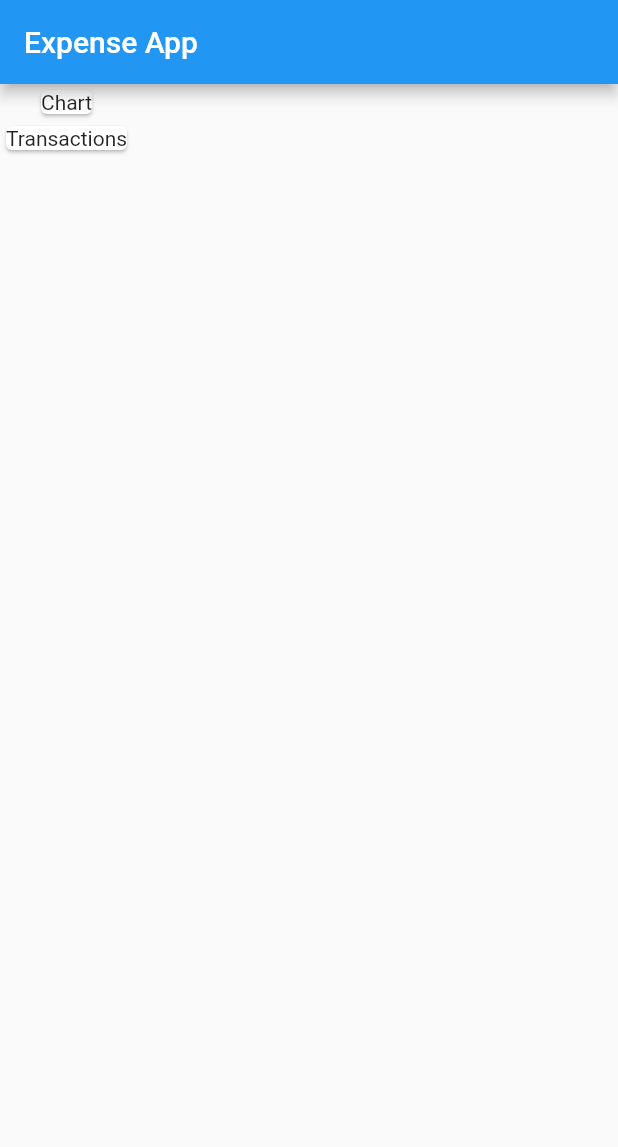
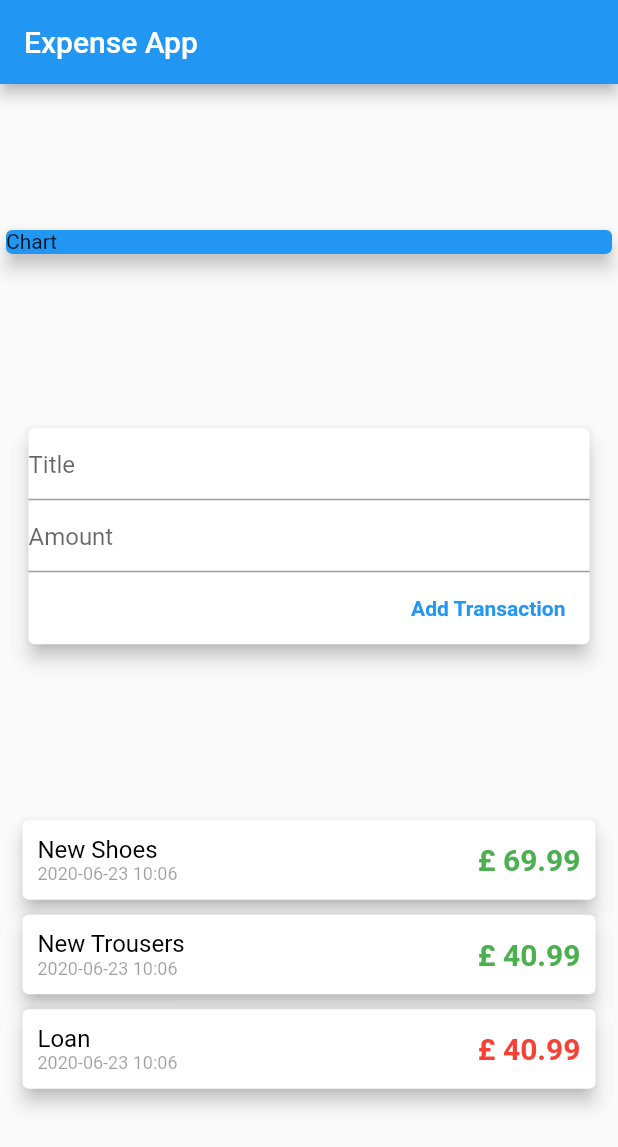
Before and after one commit to janshair/expense_tracker, a Flutter app: the screen it shows after launch, on a phone screen of 412 x 824 dp. Shown: the top 1147 px of the screen. Run offline on Flutter 3.47's test engine with Material 2 defaults, Android fonts, the phone set to English and light mode, and no system bars.

Commit message:
Transaction views

```diff
--- a/lib/main.dart
+++ b/lib/main.dart
@@ -1,3 +1,6 @@
+
+import 'package:expensetracker/widgets/transaction_add.dart';
+import 'package:expensetracker/widgets/transaction_item.dart';
 import 'package:flutter/material.dart';
 
 void main() {
@@ -16,6 +19,7 @@ class MyApp extends StatelessWidget {
 }
 
 class MyHomePage extends StatelessWidget {
+
   @override
   Widget build(BuildContext context) {
     return Scaffold(
@@ -23,14 +27,18 @@ class MyHomePage extends StatelessWidget {
         title: Text('Expense App'),
       ),
       body: Column(
+        mainAxisAlignment: MainAxisAlignment.spaceEvenly,
+        crossAxisAlignment: CrossAxisAlignment.stretch,
         children: <Widget>[
-          Card(child:
-            Text('Chart'),
+          Container(
+            child: Card(
+              color: Colors.blue,
+              child: Text('Chart'),
+              elevation: 5,
+            ),
           ),
-
-          Card(child:
-            Text('Transactions'),
-          ),
+          AddTransaction(),
+          TransactionView(),
         ],
       ),
     );
--- /dev/null
+++ b/lib/model/transaction.dart
@@ -0,0 +1,17 @@
+
+import 'package:flutter/cupertino.dart';
+
+class Transaction {
+  final String id;
+  final String title;
+  final double amount;
+  final DateTime time;
+
+  Transaction({
+    @required this.id,
+    @required this.title,
+    @required this.amount,
+    @required this.time});
+
+
+}
--- /dev/null
+++ b/lib/widgets/transaction_add.dart
@@ -0,0 +1,58 @@
+import 'package:flutter/material.dart';
+import 'package:flutter/services.dart';
+
+class AddTransaction extends StatelessWidget {
+
+
+  final TextEditingController titleController = TextEditingController();
+  final TextEditingController amountController = TextEditingController();
+
+  void _onPressedAddTransaction() {
+    print(titleController.text);
+    print(amountController.text);
+  }
+  @override
+  Widget build(BuildContext context) {
+    return Container(
+      padding: EdgeInsets.all(15),
+      child: Card(
+        elevation: 5,
+        child: Column(
+          crossAxisAlignment: CrossAxisAlignment.end,
+          children: <Widget>[
+//            TextField(
+//              decoration: InputDecoration(hintText: 'Date Time'),
+//              keyboardType: TextInputType.datetime,
+//            ),
+            TextFormField(
+              decoration: InputDecoration(hintText: 'Title'),
+              keyboardType: TextInputType.text,
+              controller: titleController,
+//              validator: (value) {
+//                if(value.isEmpty) {
+//                  return 'title should not be empty';
+//                }
+//                return null;
+//              },
+            ),
+            TextFormField(
+              decoration: InputDecoration(hintText: 'Amount'),
+              keyboardType: TextInputType.numberWithOptions(decimal: true),
+              controller: amountController,
+            ),
+            FlatButton(
+              child: Text(
+                'Add Transaction',
+                style:
+                    TextStyle(
+                        color: Colors.blue,
+                        fontWeight: FontWeight.bold),
+              ),
+              onPressed: _onPressedAddTransaction,
+            )
+          ],
+        ),
+      ),
+    );
+  }
+}
--- /dev/null
+++ b/lib/widgets/transaction_item.dart
@@ -0,0 +1,101 @@
+import 'package:expensetracker/model/transaction.dart' ;
+import 'package:flutter/material.dart';
+import 'package:intl/intl.dart';
+
+class TransactionView extends StatefulWidget {
+  @override
+  _TransactionViewState createState() => _TransactionViewState();
+}
+
+class _TransactionViewState extends State<TransactionView> {
+  List<Transaction> transactions = [
+    Transaction
+  (
+        id: 't1',
+        title: 'New Shoes',
+        amount: 69.99,
+        time: DateTime.now()
+    ),
+
+    Transaction
+  (
+        id: 't2',
+        title: 'New Trousers',
+        amount: 40.99,
+        time: DateTime.now()
+    ),
+
+    Transaction
+  (
+        id: 't3',
+        title: 'Loan',
+        amount: -40.99,
+        time: DateTime.now()
+    ),
+  ];
+  @override
+  Widget build(BuildContext context) {
+    return Column(
+        children: transactions.map((t1) {
+      return TransactionViewWidget(transaction: t1);}
+    ).toList()
+    );
+  }
+}
+
+
+class TransactionViewWidget extends StatelessWidget {
+  final Transaction transaction;
+
+  TransactionViewWidget({@required this.transaction});
+
+  @override
+  Widget build(BuildContext context) {
+    return Container(
+      width: double.infinity,
+      child: Card(
+        elevation: 5,
+        margin: EdgeInsets.symmetric(horizontal: 15, vertical: 5),
+        child: Row(
+          mainAxisSize: MainAxisSize.max,
+          mainAxisAlignment: MainAxisAlignment.spaceBetween,
+          children: <Widget>[
+            Padding(
+              padding: EdgeInsets.all(10),
+              child: Column(
+                crossAxisAlignment: CrossAxisAlignment.start,
+                children: <Widget>[
+                  Text(
+                    transaction
+                  .title,
+                    textAlign: TextAlign.left,
+                    style: TextStyle(fontSize: 16, color: Colors.black),
+                  ),
+                  Text(
+                    DateFormat('yyyy-MM-dd HH:MM').format(transaction
+                  .time),
+                    textAlign: TextAlign.left,
+                    style: TextStyle(fontSize: 12, color: Colors.black38),
+                  ),
+                ],
+              ),
+            ),
+            Padding(
+              padding: EdgeInsets.all(10),
+              child: Text('£ ${transaction
+            .amount}'.replaceAll('-', ''),
+                  style: TextStyle(
+                      fontWeight: FontWeight.bold,
+                      fontSize: 20,
+                      color: getTransactionViewColor()
+                )),
+            ),
+          ],
+        ),
+      ),
+    );
+  }
+
+  MaterialColor getTransactionViewColor() =>
+      transaction.amount > 0 ? Colors.green : Colors.red;
+}
--- a/pubspec.yaml
+++ b/pubspec.yaml
@@ -28,6 +28,7 @@ dependencies:
   # The following adds the Cupertino Icons font to your application.
   # Use with the CupertinoIcons class for iOS style icons.
   cupertino_icons: ^0.1.3
+  intl: ^0.16.1
 
 dev_dependencies:
   flutter_test:
```
Also changed, not shown: pubspec.lock.
